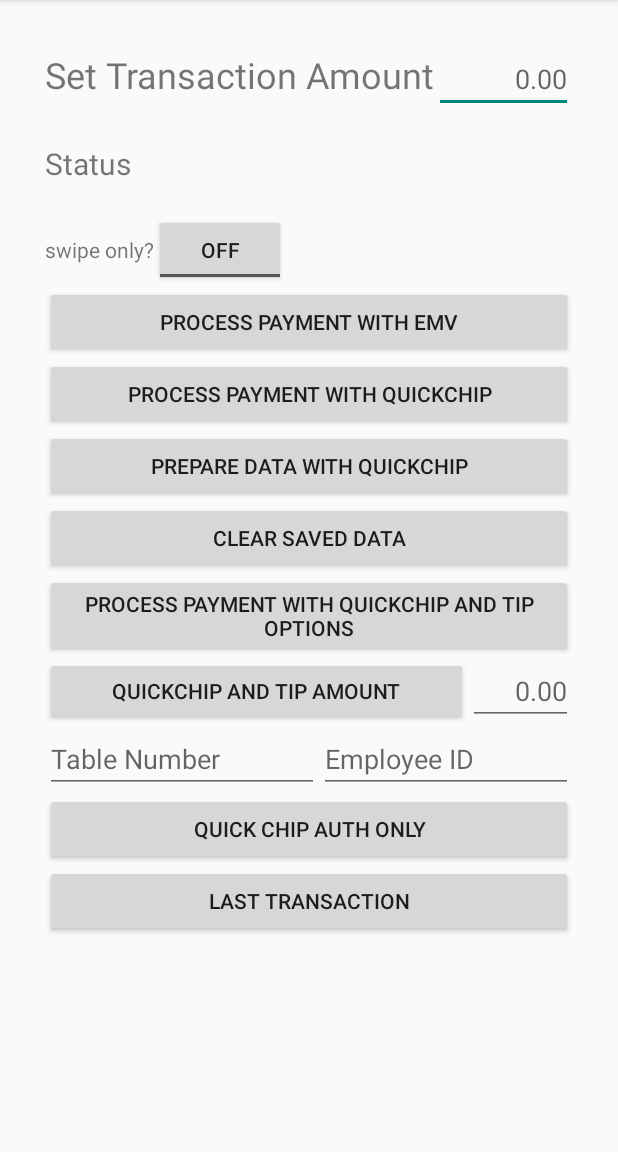
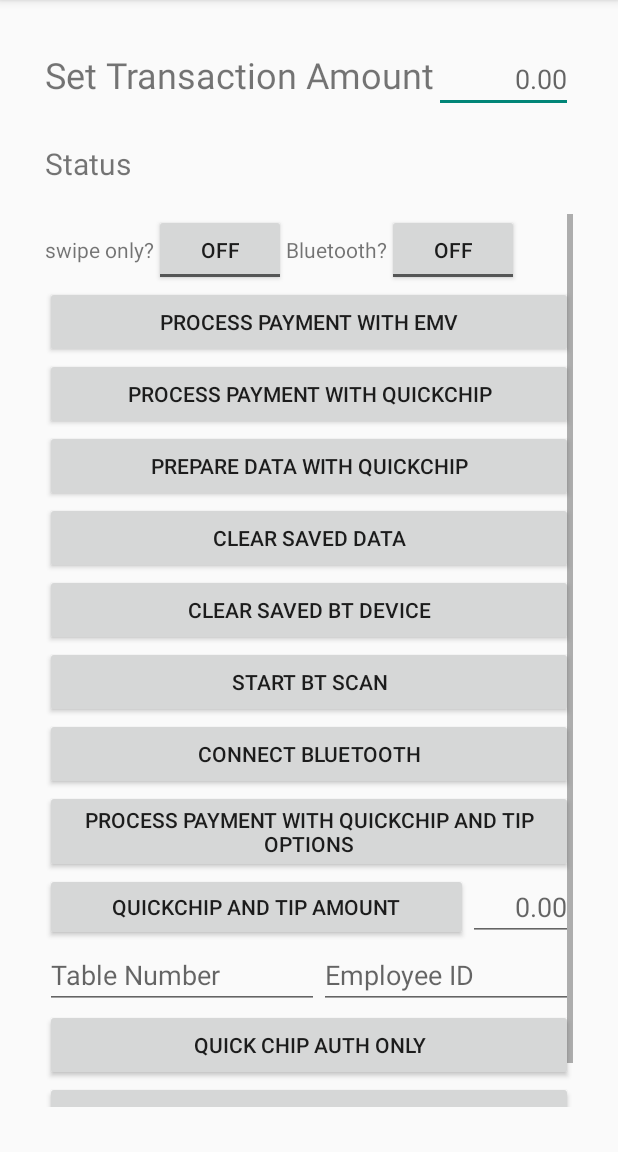
Before and after one commit to AuthorizeNet/inperson-sdk-android, an Android app: the MainActivity screen opened directly, with no data from a screen before it, on a phone screen of 412 x 824 dp, the part 84-1236 px from its top. Run offline under Robolectric (Android 15) with nearby library versions, the phone set to English and light mode, and no system bars; libraries missing offline, so code that uses them is left out: net.authorize, net.authorize.aim, net.authorize.data, net.authorize.mobile, net.authorize.util and 1 more; 1 statement that could not run was skipped.

Commit message:
Bluetooth device support added for AnywhereCommerce Walker C2X BT

```diff
--- a/sampleapp/app/src/main/AndroidManifest.xml
+++ b/sampleapp/app/src/main/AndroidManifest.xml
@@ -4,6 +4,11 @@
     <uses-permission android:name="android.permission.MODIFY_AUDIO_SETTINGS"/>
     <uses-permission android:name="android.permission.WRITE_EXTERNAL_STORAGE"/>
     <uses-permission android:name="android.permission.INTERNET"/>
+    <uses-permission android:name="android.permission.BLUETOOTH" />
+    <uses-permission android:name="android.permission.BLUETOOTH_ADMIN" />
+    <uses-permission android:name="android.permission.ACCESS_COARSE_LOCATION" />
+    <uses-permission android:name="android.permission.ACCESS_NETWORK_STATE" />
+
     <application
         android:allowBackup="true"
         android:icon="@mipmap/ic_launcher"
--- a/sampleapp/app/src/main/java/authorize/net/inperson_sdk_android/MainActivity.java
+++ b/sampleapp/app/src/main/java/authorize/net/inperson_sdk_android/MainActivity.java
@@ -7,42 +7,35 @@ import android.app.FragmentManager;
 import android.app.ProgressDialog;
 import android.bluetooth.BluetoothDevice;
 import android.content.Context;
+import android.content.DialogInterface;
 import android.content.Intent;
 import android.content.pm.PackageManager;
-import android.content.res.ColorStateList;
 import android.graphics.Color;
 import android.media.AudioManager;
+import android.os.Bundle;
 import android.os.Handler;
 import android.os.Message;
 import android.support.v4.app.ActivityCompat;
 import android.support.v7.app.ActionBarActivity;
-import android.os.Bundle;
+import android.util.Log;
 import android.view.Menu;
 import android.view.MenuInflater;
 import android.view.MenuItem;
 import android.view.View;
-import android.widget.AdapterView;
-import android.widget.ArrayAdapter;
 import android.widget.Button;
 import android.widget.EditText;
-import android.widget.ProgressBar;
 import android.widget.RelativeLayout;
-import android.widget.Spinner;
 import android.widget.TextView;
 import android.widget.Toast;
 import android.widget.ToggleButton;
 
-import com.bbpos.bbdevice.BBDeviceController;
-
 import net.authorize.ResponseReasonCode;
-import net.authorize.aim.emv.EMVActivity;
 import net.authorize.aim.emv.EMVDeviceConnectionType;
 import net.authorize.aim.emv.EMVErrorCode;
 import net.authorize.aim.emv.EMVTransaction;
 import net.authorize.aim.emv.EMVTransactionManager;
 import net.authorize.aim.emv.EMVTransactionType;
 import net.authorize.aim.emv.EmvSdkUISettings;
-import net.authorize.aim.emv.OTAUpdateHeadless;
 import net.authorize.aim.emv.OTAUpdateManager;
 import net.authorize.aim.emv.QuickChipTransactionSession;
 import net.authorize.data.Order;
@@ -52,11 +45,8 @@ import net.authorize.mobile.TransactionType;
 import net.authorize.util.StringUtils;
 import net.authorize.xml.MessageType;
 
-import org.w3c.dom.Text;
-
 import java.math.BigDecimal;
 import java.text.DecimalFormat;
-import java.text.DecimalFormatSymbols;
 import java.util.ArrayList;
 import java.util.HashMap;
 import java.util.Hashtable;
@@ -81,6 +71,9 @@ public class MainActivity extends ActionBarActivity {
     ToggleButton bluetoothToggleButton;
     String spinnerAmountStr = "1";
     RelativeLayout cvrLayout;
+    Button clearSavedBTDeviceButton;
+    Button startBTScanButton;
+    Button connectBTButton;
     private Dialog dialog;
 
     Handler myHandler = new Handler(){
@@ -125,6 +118,9 @@ public class MainActivity extends ActionBarActivity {
         tipAmount = (EditText) findViewById(R.id.tip_amount);
         swipeOnlyToggleButton = (ToggleButton) findViewById(R.id.swipe_only_mode_toggle_button);
         bluetoothToggleButton = (ToggleButton) findViewById(R.id.bluetooth_toggle_button);
+        clearSavedBTDeviceButton = (Button) findViewById(R.id.clearsavedbtdevice);
+        startBTScanButton = (Button) findViewById(R.id.start_bt_scan_button);
+        connectBTButton = (Button) findViewById(R.id.connect_bluetooth_button);
 
         try {
             emvButton.setOnClickListener(mListner);
@@ -135,6 +131,9 @@ public class MainActivity extends ActionBarActivity {
             quickChipTipAmountButton.setOnClickListener(mListner);
             quickChipAuthOnlyButton.setOnClickListener(mListner);
             lastTransactionButton.setOnClickListener(mListner);
+            clearSavedBTDeviceButton.setOnClickListener(mListner);
+            startBTScanButton.setOnClickListener(mListner);
+            connectBTButton.setOnClickListener(mListner);
         } catch (NullPointerException e) {
             e.printStackTrace();
         }
@@ -211,6 +210,35 @@ public class MainActivity extends ActionBarActivity {
 
 
     EMVTransactionManager.QuickChipTransactionSessionListener iemvTransaction = new EMVTransactionManager.QuickChipTransactionSessionListener() {
+        @Override
+        public void onReturnBluetoothDevices(final List<BluetoothDevice> bluetoothDeviceList) {
+            // setup the alert builder
+            AlertDialog.Builder builder = new AlertDialog.Builder(context);
+            builder.setTitle("Bluetooth Devices");
+
+            String[] titles = new String[bluetoothDeviceList.size()];
+            for (int i=0;i<bluetoothDeviceList.size();i++) {
+                titles[i] = bluetoothDeviceList.get(i).getName();
+            }
+            builder.setItems(titles, new DialogInterface.OnClickListener() {
+                @Override
+                public void onClick(DialogInterface dialog, int which) {
+                    EMVTransactionManager.connectBTDevice(MainActivity.this, bluetoothDeviceList.get(0), iemvTransaction);
+                }
+            });
+
+            // create and show the alert dialog
+            AlertDialog dialog = builder.create();
+            dialog.show();
+
+
+        }
+
+        @Override
+        public void onBluetoothDeviceConnected(BluetoothDevice bluetoothDevice) {
+            Log.d("Bluetooth device", "bluetooth device connected : " + bluetoothDevice.getName());
+        }
+
         @Override
         public void onTransactionStatusUpdate(String transactionStatus) {
             statusTextView.setTextColor(Color.GREEN);
@@ -599,6 +627,8 @@ public class MainActivity extends ActionBarActivity {
                 EMVTransactionManager.prepareDataForQuickChipTransaction(context, iemvTransaction);
             } else if (view == clearDataButton) {
                 EMVTransactionManager.clearStoredQuickChipData(iemvTransaction);
+            } else if (view == clearSavedBTDeviceButton) {
+                EMVTransactionManager.clearSavedBTDevice(context);
             } else if (view == quickChipTipOptionButton) {
                 EMVTransactionManager.startQuickChipTransaction(emvTransaction, iemvTransaction, context, new EMVTransactionManager.TipOptions(15, 18, 20));
             } else if (view == quickChipTipAmountButton) {
@@ -622,6 +652,13 @@ public class MainActivity extends ActionBarActivity {
             } else if (view == lastTransactionButton) {
                 Intent i = new Intent(MainActivity.this, LastTransactionActivity.class);
                 MainActivity.this.startActivity(i);
+            }else if (view == startBTScanButton) {
+                EMVTransactionManager.setDeviceConnectionType(EMVDeviceConnectionType.BLUETOOTH);
+                bluetoothToggleButton.setChecked(true);
+                EMVTransactionManager.startBTScan(context, iemvTransaction);
+            } else if (view == connectBTButton) {
+                //will try to connect last used bluetooth device
+                EMVTransactionManager.connectBTDevice(MainActivity.this, null, iemvTransaction);
             }
         }
     };
--- a/sampleapp/app/src/main/res/layout/activity_main.xml
+++ b/sampleapp/app/src/main/res/layout/activity_main.xml
@@ -53,12 +53,10 @@
                     android:id="@+id/swipe_only_mode_toggle_button"/>
 
                 <TextView
-                    android:visibility="gone"
                     android:layout_width="wrap_content"
                     android:layout_height="wrap_content"
                     android:text="Bluetooth?"/>
                 <ToggleButton
-                    android:visibility="gone"
                     android:layout_width="wrap_content"
                     android:layout_height="wrap_content"
                     android:id="@+id/bluetooth_toggle_button"/>
@@ -84,7 +82,21 @@
                 android:layout_height="wrap_content"
                 android:text="Clear Saved Data"
                 android:id="@+id/clearsaveddatabutton"/>
-
+            <Button
+                android:layout_width="match_parent"
+                android:layout_height="wrap_content"
+                android:text="Clear Saved BT Device"
+                android:id="@+id/clearsavedbtdevice"/>
+            <Button
+                android:layout_width="match_parent"
+                android:layout_height="wrap_content"
+                android:text="Start BT Scan"
+                android:id="@+id/start_bt_scan_button"/>
+            <Button
+                android:layout_width="match_parent"
+                android:layout_height="wrap_content"
+                android:text="Connect Bluetooth"
+                android:id="@+id/connect_bluetooth_button"/>
             <Button
                 android:layout_width="match_parent"
                 android:layout_height="wrap_content"
```
Also changed, not shown: 2 other files.
